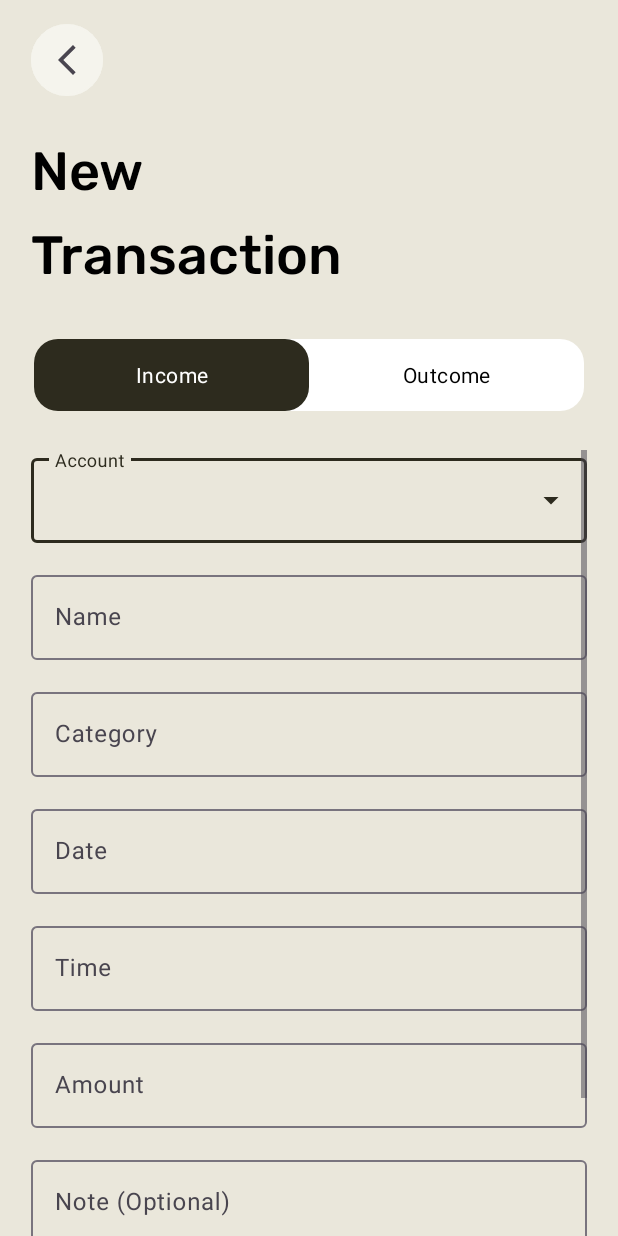
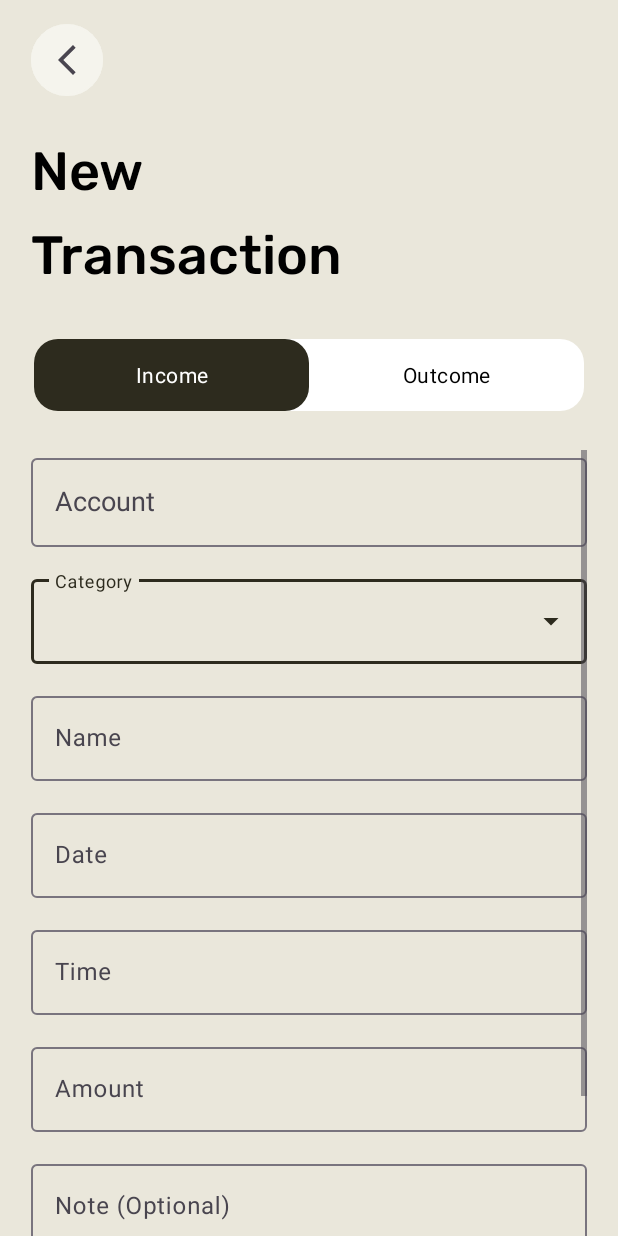
Before and after one commit to zikri124/MyWallet, an Android app: the NewTransactionActivity screen opened directly, with no data from a screen before it, on a phone screen of 412 x 824 dp. Run offline under Robolectric (Android 15) with nearby library versions, the phone set to English and light mode, and no system bars; our stand-ins replace Firebase (no records; nobody signed in at launch, a user with empty details on screens opened directly), data binding; Roboto replaces fonts that are not available here; 2 statements that could not run were skipped.

Commit message:
Feat : Scroll in main activity, dropdown in select category

```diff
--- a/app/src/main/java/com/example/mywallet/NewTransactionActivity.kt
+++ b/app/src/main/java/com/example/mywallet/NewTransactionActivity.kt
@@ -5,8 +5,8 @@ import android.content.DialogInterface
 import android.content.Intent
 import android.os.Bundle
 import android.util.Log
-import android.view.MotionEvent
 import android.view.View
+import android.widget.ArrayAdapter
 import android.widget.AutoCompleteTextView
 import android.widget.Button
 import android.widget.ImageButton
@@ -38,10 +38,11 @@ class NewTransactionActivity : AppCompatActivity(), View.OnClickListener {
     private lateinit var dateInput : TextInputEditText
     private lateinit var timeInput : TextInputEditText
     private lateinit var accountInput: AutoCompleteTextView
-    private lateinit var categoryInput: TextInputEditText
+    private lateinit var categoryInput: AutoCompleteTextView
     private lateinit var amountInput: TextInputEditText
     private lateinit var dateInputLayout: TextInputLayout
     private lateinit var timeInputLayout: TextInputLayout
+    private lateinit var accountInputLayout: TextInputLayout
 
     private lateinit var balance : String
     private lateinit var uid : String
@@ -72,6 +73,7 @@ class NewTransactionActivity : AppCompatActivity(), View.OnClickListener {
         setDB()
         setView()
         setRadioListener()
+        setDropdownCategory(transactionType)
     }
 
     private fun setDB() {
@@ -91,11 +93,13 @@ class NewTransactionActivity : AppCompatActivity(), View.OnClickListener {
         amountInput = binding.textInputAmount
         dateInputLayout = binding.textInputDateLayout
         timeInputLayout = binding.textInputTimelayout
+        accountInputLayout = binding.textInputAccountlayout
 
         backButton.setOnClickListener(this)
         submitButton.setOnClickListener(this)
         dateInput.setOnClickListener(this)
         timeInput.setOnClickListener(this)
+        accountInputLayout.setOnClickListener(this)
 
         accountInput.setOnClickListener(this)
 
@@ -165,16 +169,22 @@ class NewTransactionActivity : AppCompatActivity(), View.OnClickListener {
                 }
             }
             setRadioColor(button, checked)
+            setDropdownCategory(transactionType)
             checked = button
         }
     }
 
-//    private fun setDropdownAccount() {
-//        val accountArray = arrayOf("Saku", "BNI", "BRI")
-//        val adapter = ArrayAdapter(this, android.R.layout.simple_list_item_1, accountArray)
-//
-//        accountInput.setAdapter(adapter)
-//    }
+    private fun setDropdownCategory(type: String) {
+        var categoryArray = arrayOf("Food", "Snack", "Entertainment", "Laundry", "Grocery", "Monthly fee", "Other")
+
+        if (type == "income") {
+            categoryArray = arrayOf("Allowance", "Other")
+        }
+
+        val adapter = ArrayAdapter(this, android.R.layout.simple_list_item_1, categoryArray)
+
+        categoryInput.setAdapter(adapter)
+    }
 
     private fun setRadioColor(radioButton: RadioButton, radioButton2: RadioButton) {
         radioButton.background.setTint(getColor(R.color.primary))
--- a/app/src/main/res/layout/activity_new_transaction.xml
+++ b/app/src/main/res/layout/activity_new_transaction.xml
@@ -77,7 +77,6 @@
 
         <com.google.android.material.textfield.TextInputLayout
           android:id="@+id/textInputAccountlayout"
-          style="@style/Widget.Material3.TextInputLayout.OutlinedBox.Dense.ExposedDropdownMenu"
           android:layout_width="match_parent"
           android:layout_height="wrap_content"
           android:layout_marginBottom="16dp"
@@ -85,6 +84,30 @@
 
           <AutoCompleteTextView
             android:id="@+id/textInputAccount"
+            android:layout_width="match_parent"
+            android:layout_height="wrap_content"
+            android:layout_weight="0"
+            android:elegantTextHeight="false"
+            android:inputType="none"
+            android:paddingStart="16dp"
+            android:paddingTop="17dp"
+            android:paddingEnd="16dp"
+            android:paddingBottom="17dp"
+            android:popupTheme="@style/Base.Theme.MyWallet"
+            android:focusable="false"
+            android:focusableInTouchMode="false"/>
+        </com.google.android.material.textfield.TextInputLayout>
+
+        <com.google.android.material.textfield.TextInputLayout
+          android:id="@+id/textInputCategorylayout"
+          style="@style/Widget.Material3.TextInputLayout.OutlinedBox.Dense.ExposedDropdownMenu"
+          android:layout_width="match_parent"
+          android:layout_height="wrap_content"
+          android:layout_marginBottom="16dp"
+          android:hint="Category">
+
+          <AutoCompleteTextView
+            android:id="@+id/textInputCategory"
             android:layout_width="match_parent"
             android:layout_height="wrap_content"
             android:layout_weight="0"
@@ -107,19 +130,6 @@
             android:layout_width="match_parent"
             android:layout_height="wrap_content"
             android:inputType="text|textEnableTextConversionSuggestions" />
-        </com.google.android.material.textfield.TextInputLayout>
-
-        <com.google.android.material.textfield.TextInputLayout
-          android:id="@+id/textInputCategorylayout"
-          android:layout_width="match_parent"
-          android:layout_height="wrap_content"
-          android:layout_marginBottom="16dp"
-          android:hint="Category">
-
-          <com.google.android.material.textfield.TextInputEditText
-            android:id="@+id/textInputCategory"
-            android:layout_width="match_parent"
-            android:layout_height="wrap_content" />
         </com.google.android.material.textfield.TextInputLayout>
 
         <com.google.android.material.textfield.TextInputLayout
```
Also changed, not shown: app/src/main/res/layout/activity_main.xml (+28 -1 lines).
